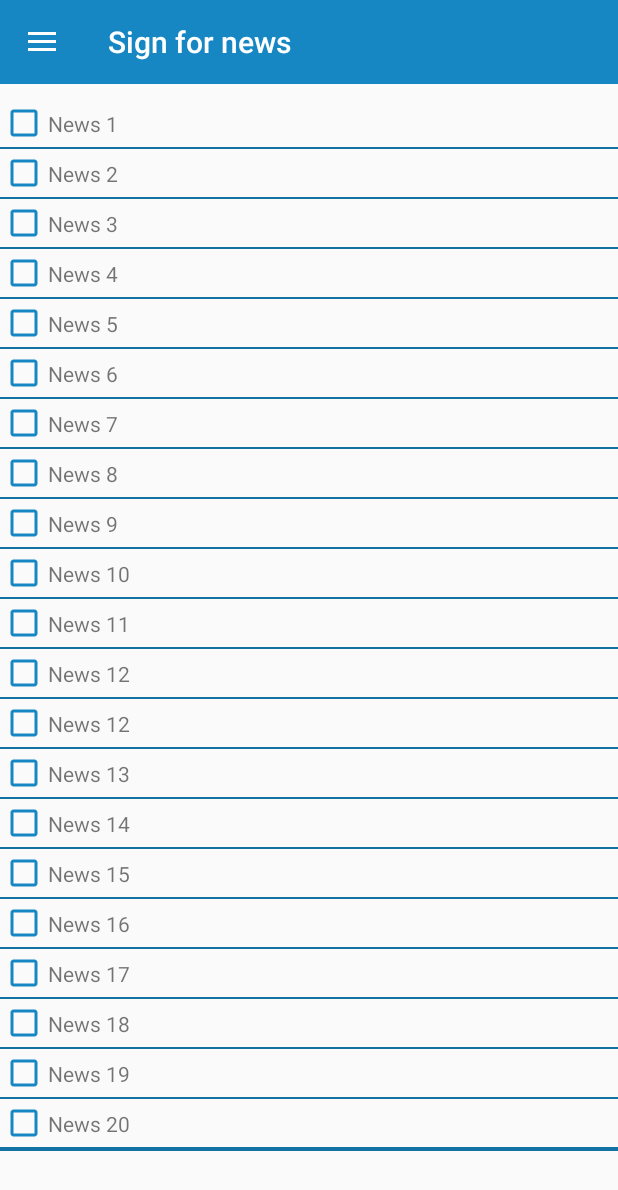
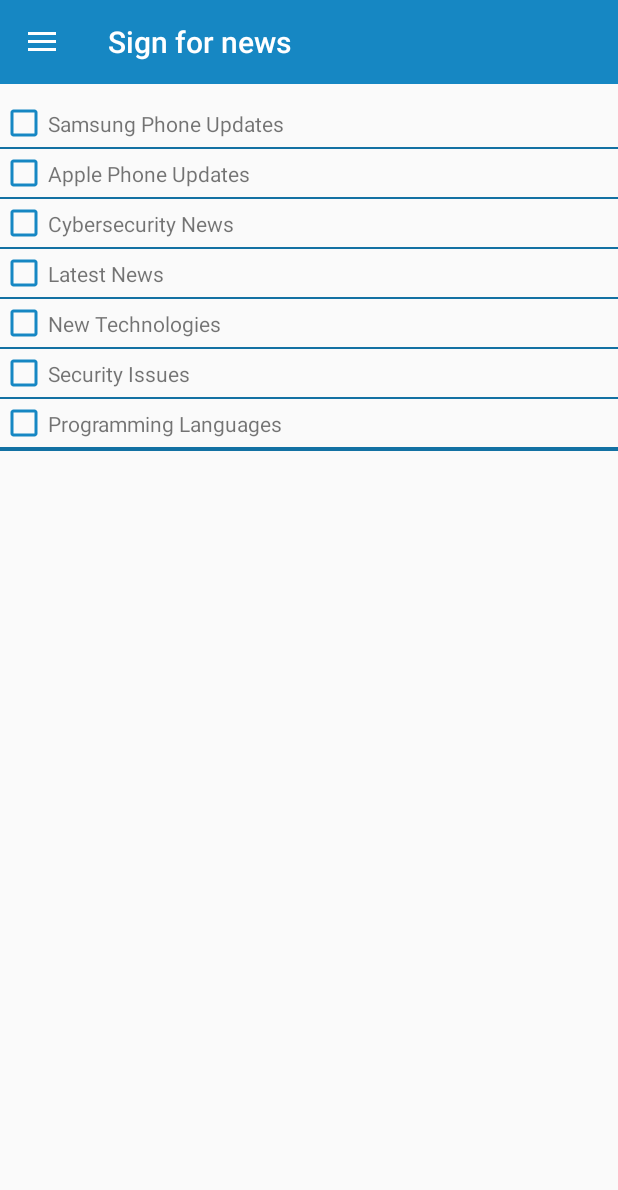
Before and after one commit to rohit19j91/PRI, an Android app: the fragment HelpPage placed in its activity, after a tap on "Subscribe to news", on a phone screen of 412 x 824 dp. Shown: the top 1190 px of the screen. Run offline under Robolectric (Android 15) with nearby library versions, the phone set to English and light mode, and no system bars; pictures from the network do not load; 13 statements that could not run were skipped; 1 other tap on this screen came first.

Commit message:
* Updated the About Us page

```diff
--- a/app/src/main/java/fr/epita/android/pri/Fragments/SignNews.java
+++ b/app/src/main/java/fr/epita/android/pri/Fragments/SignNews.java
@@ -42,27 +42,13 @@ public class SignNews extends Fragment implements View.OnClickListener{
 
         // aller chercher les news dans la bdd une fois que c'est pret et cocher les cases dont l'user est abonné
         allNews = new ArrayList<>();
-        allNews.add("News 1");
-        allNews.add("News 2");
-        allNews.add("News 3");
-        allNews.add("News 4");
-        allNews.add("News 5");
-        allNews.add("News 6");
-        allNews.add("News 7");
-        allNews.add("News 8");
-        allNews.add("News 9");
-        allNews.add("News 10");
-        allNews.add("News 11");
-        allNews.add("News 12");
-        allNews.add("News 12");
-        allNews.add("News 13");
-        allNews.add("News 14");
-        allNews.add("News 15");
-        allNews.add("News 16");
-        allNews.add("News 17");
-        allNews.add("News 18");
-        allNews.add("News 19");
-        allNews.add("News 20");
+        allNews.add("Samsung Phone Updates");
+        allNews.add("Apple Phone Updates");
+        allNews.add("Cybersecurity News");
+        allNews.add("Latest News");
+        allNews.add("New Technologies");
+        allNews.add("Security Issues");
+        allNews.add("Programming Languages");
 
 
 
--- a/app/src/main/java/fr/epita/android/pri/MainActivity.java
+++ b/app/src/main/java/fr/epita/android/pri/MainActivity.java
@@ -170,7 +170,7 @@ public class MainActivity extends AppCompatActivity implements NavigationView.On
                 drawer.closeDrawer(GravityCompat.START);
                 return true;
             case R.id.nav_about_us:
-                display_fragment(5);
+                display_fragment(10);
                 drawer.closeDrawer(GravityCompat.START);
                 return true;
             case R.id.nav_logout:
--- a/app/src/main/res/layout/helppage.xml
+++ b/app/src/main/res/layout/helppage.xml
@@ -22,49 +22,30 @@
         android:layout_height="wrap_content"
         app:layout_constraintTop_toBottomOf="@+id/title"
         app:layout_constraintLeft_toLeftOf="parent"
-        android:textSize="20dp"
+        android:textSize="15dp"
         android:layout_marginTop="25dp"
         android:layout_marginLeft="10dp"
         android:textStyle="bold"
-        android:text="What is it ?"/>
+        android:text="What is Cybit?"/>
     <TextView
         android:id="@+id/what2"
         android:layout_width="wrap_content"
         android:layout_height="wrap_content"
         app:layout_constraintTop_toBottomOf="@id/what"
         app:layout_constraintLeft_toLeftOf="@id/what"
-        android:text="SOME TEXT HERE"
-        android:layout_marginTop="10dp"/>
-
-    <TextView
-        android:id="@+id/how"
-        android:layout_width="wrap_content"
-        android:layout_height="wrap_content"
-        app:layout_constraintTop_toBottomOf="@id/what2"
-        app:layout_constraintLeft_toLeftOf="@id/what"
-        android:text="How to use it ?"
-        android:textSize="20dp"
-        android:textStyle="bold"
-        android:layout_marginTop="20dp"/>
-    <TextView
-        android:id="@+id/how2"
-        android:layout_width="wrap_content"
-        android:layout_height="wrap_content"
-        app:layout_constraintTop_toBottomOf="@id/how"
-        app:layout_constraintLeft_toLeftOf="@id/what"
-        android:text="SOME TEXT HERE"
+        android:text="Cybit is a cybersecurity awareness application which helps the user to keep a track of its computer in a funny but attentive way.It connects with you PC or laptop and helps you get the security status of your laptop via a character on your mobile application. The health of your character will define the status of your computer. It’s a pretty handy application which can be used on the go as well. To educate the user on the security issues there are different types of quizzes which can be played after creating your own account."
         android:layout_marginTop="10dp"/>
 
     <TextView
         android:id="@+id/quizz"
         android:layout_width="wrap_content"
         android:layout_height="wrap_content"
-        app:layout_constraintTop_toBottomOf="@id/how2"
+        app:layout_constraintTop_toBottomOf="@id/what2"
         app:layout_constraintLeft_toLeftOf="@id/what"
         android:layout_marginTop="20dp"
         android:textSize="20dp"
         android:textStyle="bold"
-        android:text="Quii part"/>
+        android:text="Application Map"/>
     <TextView
         android:id="@+id/quizz2"
         android:layout_width="wrap_content"
@@ -72,7 +53,12 @@
         app:layout_constraintTop_toBottomOf="@id/quizz"
         app:layout_constraintLeft_toLeftOf="@id/what"
         android:layout_marginTop="10dp"
-        android:text="SOME TEXT HERE"/>
+        android:text="Login Page: Helps you create account and login
+        \nHome Page: Shows the Tamagotchi health and character based on the computer health.
+        \nProfile Page: Helps you update your profile and password
+        \nQuiz Game: Helps you to upgrade your cybersecurity knowledge by indulging you in a quiz game.
+        \nMy Computers: Displays the number of devices you have and which one are you connected to.
+        \nNews: Displays all the links and channels which you can subscribe based on your taste. "/>
 
     <TextView
         android:id="@+id/authors"
@@ -83,7 +69,7 @@
         android:layout_marginTop="20dp"
         android:textStyle="bold"
         android:textSize="20dp"
-        android:text="AUTHORS"/>
+        android:text="Cybit Team"/>
     <TextView
         android:id="@+id/authors2"
         android:layout_width="wrap_content"
@@ -91,6 +77,12 @@
         app:layout_constraintTop_toBottomOf="@id/authors"
         app:layout_constraintLeft_toLeftOf="@id/what"
         android:layout_marginTop="10dp"
-        android:text="Alain, Rohit, Mourad, Ibrahima, Eymerick, Sadek"/>
-
+        android:text="Rohit, Mourad, Alain, Jad, Sadek, Ibrahima, Eymerick"/>
+    <TextView
+        android:id="@+id/version"
+        android:layout_width="wrap_content"
+        android:layout_height="wrap_content"
+        app:layout_constraintTop_toBottomOf="@id/authors2"
+        android:layout_marginTop="10dp"
+        android:text="Version 1.0"/>
 </android.support.constraint.ConstraintLayout>
--- a/app/src/main/res/menu/activity_main_drawer.xml
+++ b/app/src/main/res/menu/activity_main_drawer.xml
@@ -50,7 +50,7 @@
         <menu>
             <item
                 android:id="@+id/nav_about_us"
-                android:title="@string/nav_about_us" />
+                android:title="@string/navabout_us" />
         </menu>
     </item>
     <item
```
Also changed, not shown: app/src/main/java/fr/epita/android/pri/Fragments/Aboutus.java (added, +45 -0 lines), app/src/main/res/layout/aboutus.xml (added, +36 -0 lines), app/src/main/res/values/strings.xml (+37 -2 lines).
